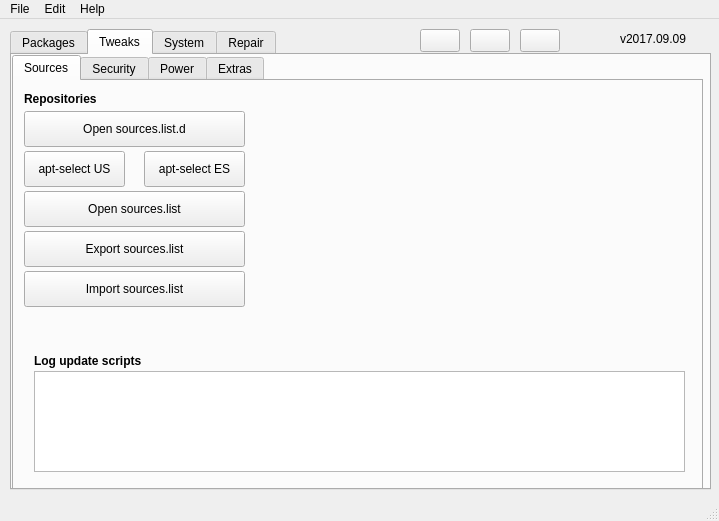
First picture: the form in mainwindow.ui, repository adgellida/ubunsys, before the edit.
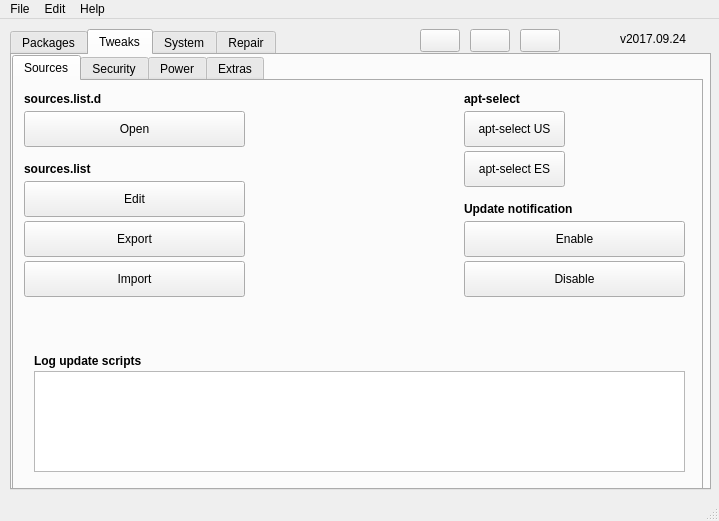
Second picture: the form after the edit. The open tabs and pages were chosen to show the change. Icons and pictures are not drawn.

The edit to the form file:
```diff
--- a/mainwindow.ui
+++ b/mainwindow.ui
@@ -145,7 +145,7 @@
          </font>
         </property>
         <property name="text">
-         <string>Repositories</string>
+         <string>sources.list.d</string>
         </property>
        </widget>
        <widget class="QPushButton" name="openSourcesListDButton">
@@ -161,7 +161,7 @@
          <string/>
         </property>
         <property name="text">
-         <string>Open sources.list.d</string>
+         <string>Open</string>
         </property>
         <property name="iconSize">
          <size>
@@ -179,8 +179,8 @@
        <widget class="QPushButton" name="aptselect_US">
         <property name="geometry">
          <rect>
-          <x>10</x>
-          <y>70</y>
+          <x>450</x>
+          <y>30</y>
           <width>101</width>
           <height>36</height>
          </rect>
@@ -207,7 +207,7 @@
        <widget class="QPushButton" name="aptselect_ES">
         <property name="geometry">
          <rect>
-          <x>130</x>
+          <x>450</x>
           <y>70</y>
           <width>101</width>
           <height>36</height>
@@ -236,7 +236,7 @@
         <property name="geometry">
          <rect>
           <x>10</x>
-          <y>190</y>
+          <y>180</y>
           <width>221</width>
           <height>36</height>
          </rect>
@@ -245,7 +245,7 @@
          <string/>
         </property>
         <property name="text">
-         <string>Import sources.list</string>
+         <string>Import</string>
         </property>
         <property name="iconSize">
          <size>
@@ -264,7 +264,7 @@
         <property name="geometry">
          <rect>
           <x>10</x>
-          <y>110</y>
+          <y>100</y>
           <width>221</width>
           <height>36</height>
          </rect>
@@ -273,7 +273,7 @@
          <string/>
         </property>
         <property name="text">
-         <string>Open sources.list</string>
+         <string>Edit</string>
         </property>
         <property name="iconSize">
          <size>
@@ -292,7 +292,7 @@
         <property name="geometry">
          <rect>
           <x>10</x>
-          <y>150</y>
+          <y>140</y>
           <width>221</width>
           <height>36</height>
          </rect>
@@ -301,7 +301,7 @@
          <string/>
         </property>
         <property name="text">
-         <string>Export sources.list</string>
+         <string>Export</string>
         </property>
         <property name="iconSize">
          <size>
@@ -345,6 +345,119 @@
          <string>Log update scripts</string>
         </property>
        </widget>
+       <widget class="QLabel" name="label_46">
+        <property name="geometry">
+         <rect>
+          <x>450</x>
+          <y>10</y>
+          <width>141</width>
+          <height>16</height>
+         </rect>
+        </property>
+        <property name="font">
+         <font>
+          <weight>75</weight>
+          <bold>true</bold>
+         </font>
+        </property>
+        <property name="text">
+         <string>apt-select</string>
+        </property>
+       </widget>
+       <widget class="QLabel" name="label_47">
+        <property name="geometry">
+         <rect>
+          <x>10</x>
+          <y>80</y>
+          <width>141</width>
+          <height>16</height>
+         </rect>
+        </property>
+        <property name="font">
+         <font>
+          <weight>75</weight>
+          <bold>true</bold>
+         </font>
+        </property>
+        <property name="text">
+         <string>sources.list</string>
+        </property>
+       </widget>
+       <widget class="QLabel" name="label_50">
+        <property name="geometry">
+         <rect>
+          <x>450</x>
+          <y>120</y>
+          <width>231</width>
+          <height>16</height>
+         </rect>
+        </property>
+        <property name="font">
+         <font>
+          <weight>75</weight>
+          <bold>true</bold>
+         </font>
+        </property>
+        <property name="text">
+         <string>Update notification</string>
+        </property>
+       </widget>
+       <widget class="QPushButton" name="enableUpdateNotificationButton">
+        <property name="geometry">
+         <rect>
+          <x>450</x>
+          <y>140</y>
+          <width>221</width>
+          <height>36</height>
+         </rect>
+        </property>
+        <property name="whatsThis">
+         <string/>
+        </property>
+        <property name="text">
+         <string>Enable</string>
+        </property>
+        <property name="iconSize">
+         <size>
+          <width>30</width>
+          <height>30</height>
+         </size>
+        </property>
+        <property name="shortcut">
+         <string/>
+        </property>
+        <property name="checkable">
+         <bool>false</bool>
+        </property>
+       </widget>
+       <widget class="QPushButton" name="disableUpdateNotificationButton">
+        <property name="geometry">
+         <rect>
+          <x>450</x>
+          <y>180</y>
+          <width>221</width>
+          <height>36</height>
+         </rect>
+        </property>
+        <property name="whatsThis">
+         <string/>
+        </property>
+        <property name="text">
+         <string>Disable</string>
+        </property>
+        <property name="iconSize">
+         <size>
+          <width>30</width>
+          <height>30</height>
+         </size>
+        </property>
+        <property name="shortcut">
+         <string/>
+        </property>
+        <property name="checkable">
+         <bool>false</bool>
+        </property>
+       </widget>
       </widget>
       <widget class="QWidget" name="tab_5">
        <attribute name="title">
@@ -3295,7 +3408,7 @@
      </rect>
     </property>
     <property name="text">
-     <string>v2017.09.09</string>
+     <string>v2017.09.24</string>
     </property>
    </widget>
    <widget class="QPushButton" name="updateAppButton">
```
Left out of the diff: 104 changed lines with no effect on the pictures.
